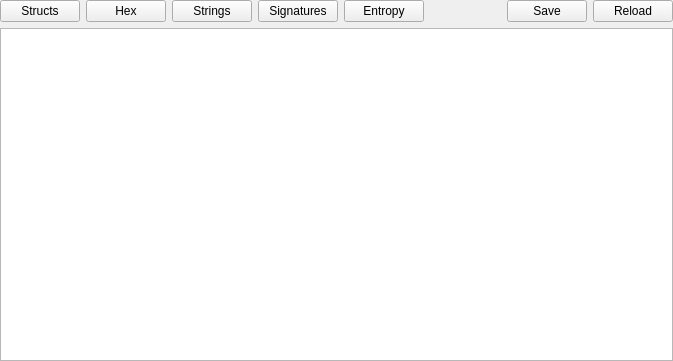
Above: xprocesswidget.ui from horsicq/XProcessWidget before the change. Below: the same form after it.
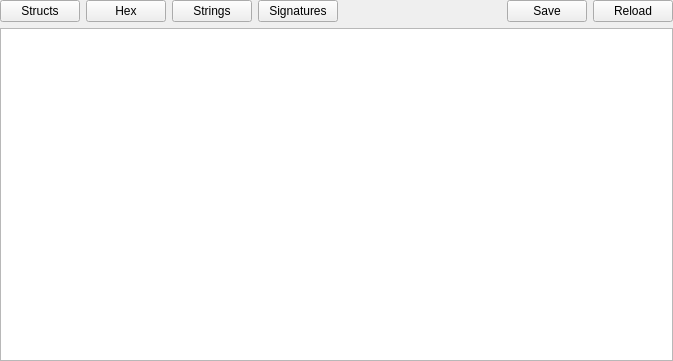
That is the form after the change.

The edit to the form file:
```diff
--- a/xprocesswidget.ui
+++ b/xprocesswidget.ui
@@ -56,13 +56,6 @@
        </property>
       </widget>
      </item>
-     <item>
-      <widget class="QPushButton" name="pushButtonProcessEntropy">
-       <property name="text">
-        <string>Entropy</string>
-       </property>
-      </widget>
-     </item>
      <item>
       <spacer name="horizontalSpacer">
        <property name="orientation">
```
